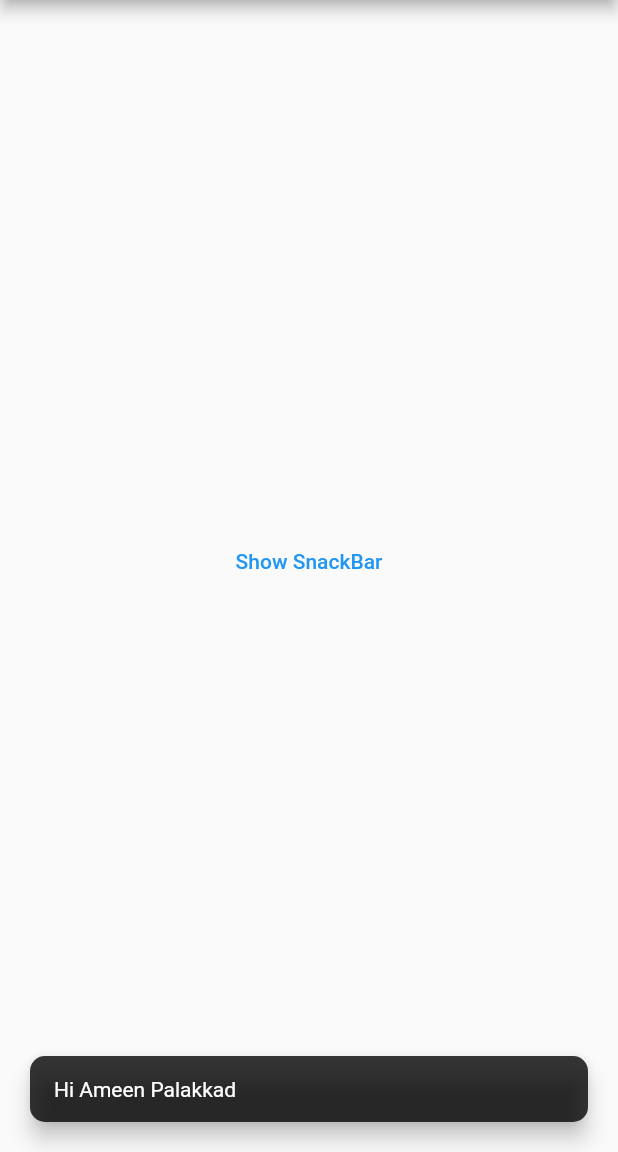
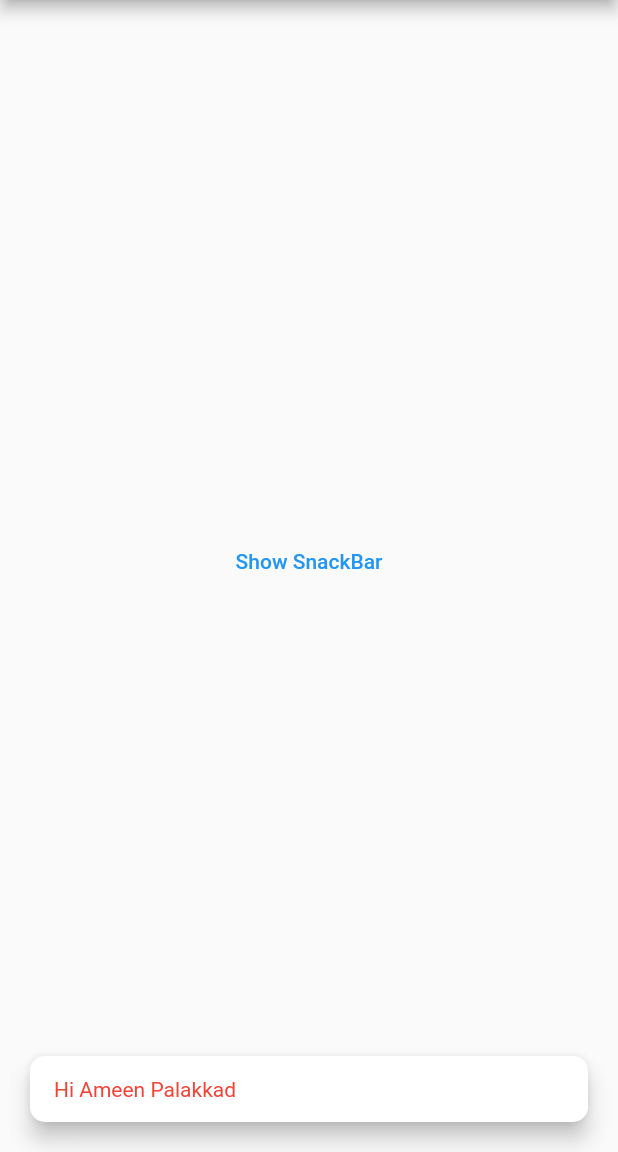
Before and after one commit to muhd-ameen/FloatingSnackBar, a Flutter app: the screen it shows after launch, after a tap on "Show SnackBar", on a phone screen of 412 x 824 dp, the part 84-1236 px from its top. Run offline on Flutter 3.47's test engine with Material 2 defaults, Android fonts, the light colour scheme and no system bars.

Commit message:
Readme udpate

```diff
--- a/example/lib/main.dart
+++ b/example/lib/main.dart
@@ -41,10 +41,10 @@ class MyHomePage extends StatelessWidget {
                 FloatingSnackBar(
                   message: 'Hi Ameen Palakkad',
                   context: context,
-                  // textColor: Colors.black,
-                  // textStyle: const TextStyle(color: Colors.red),
-                  // duration: const Duration(milliseconds: 4000),
-                  // backgroundColor: Colors.white,
+                  textColor: Colors.black,
+                  textStyle: const TextStyle(color: Colors.red),
+                  duration: const Duration(milliseconds: 4000),
+                  backgroundColor: Colors.white,
                 );
               },
               child: const Text('Show SnackBar'),
```
Also changed, not shown: 2 other files.
